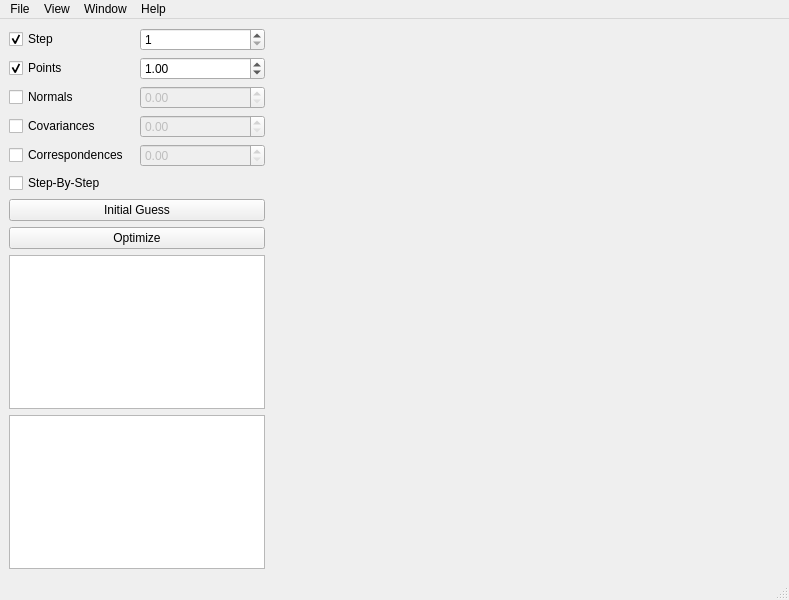
First picture: the form in g2o_frontend/apps/pwn_gui/pwn_gui_base_main_window.ui, repository grisetti/g2o_frontend, before the edit.
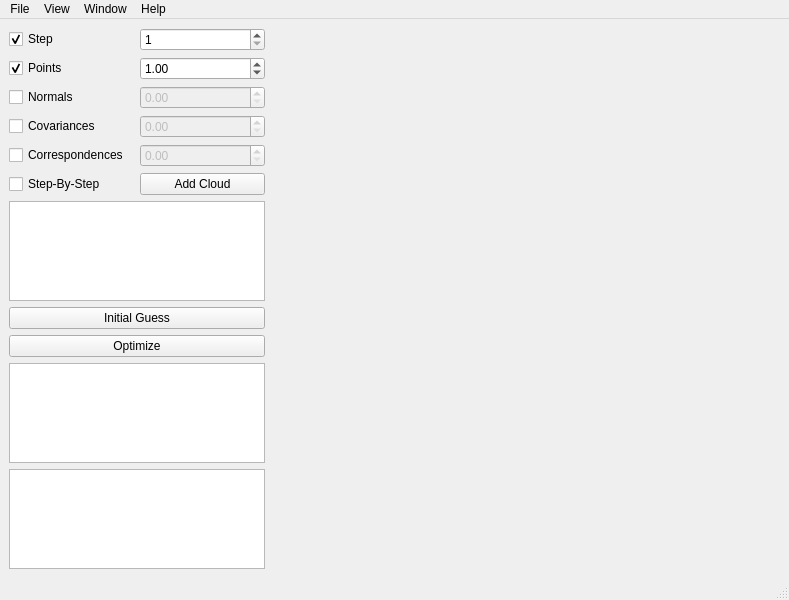
Second picture: the form after the edit. Custom widgets are drawn as their Qt base class.

Diff of the .ui file:
```diff
--- a/g2o_frontend/apps/pwn_gui/pwn_gui_base_main_window.ui
+++ b/g2o_frontend/apps/pwn_gui/pwn_gui_base_main_window.ui
@@ -146,19 +146,27 @@
        </layout>
       </item>
       <item>
+       <layout class="QHBoxLayout" name="horizontalLayout_3">
+        <item>
        <widget class="QCheckBox" name="checkBox_step_by_step">
-        <property name="sizePolicy">
-         <sizepolicy hsizetype="Minimum" vsizetype="Fixed">
-          <horstretch>0</horstretch>
-          <verstretch>0</verstretch>
-         </sizepolicy>
-        </property>
         <property name="text">
          <string>Step-By-Step</string>
         </property>
        </widget>
       </item>
       <item>
+         <widget class="QPushButton" name="pushButton_add_cloud">
+          <property name="text">
+           <string>Add Cloud</string>
+          </property>
+         </widget>
+        </item>
+       </layout>
+      </item>
+      <item>
+       <widget class="QListWidget" name="listWidget"/>
+      </item>
+      <item>
        <widget class="QPushButton" name="pushButton_initial_guess">
         <property name="sizePolicy">
          <sizepolicy hsizetype="Minimum" vsizetype="Fixed">
```
Left out of the diff: 10 changed lines with no effect on the pictures. Lines whose indentation alone changed are shown as unchanged.
